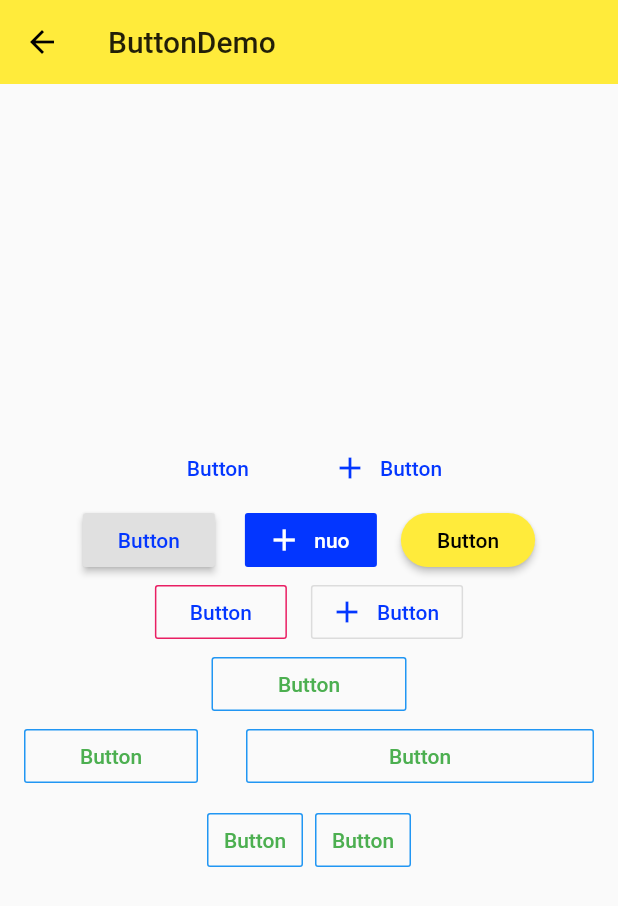
After one commit to symboll/all, a Flutter app: the MaterialComponents screen opened by its route, after a tap on "Button", on a phone screen of 412 x 824 dp. The commit adds this screen. Shown: the top 906 px of the screen. Run offline on Flutter 3.47's test engine with Material 2 defaults, Android fonts, the light colour scheme and no system bars.

Commit message:
feat: add material components

```diff
--- /dev/null
+++ b/lib/demo/components/button_demo.dart
@@ -0,0 +1,189 @@
+
+
+import 'package:flutter/cupertino.dart';
+import 'package:flutter/material.dart';
+
+class ButtonDemo extends StatelessWidget {
+  @override
+  Widget build(BuildContext context) {
+    return Scaffold(
+      appBar: AppBar(
+        title: Text('ButtonDemo'),
+        elevation: 0.0,
+      ),
+      body: Container(
+        padding: EdgeInsets.all(16.0),
+        child: Column(
+          mainAxisAlignment: MainAxisAlignment.center,
+          children: <Widget>[
+            Row(
+              mainAxisAlignment: MainAxisAlignment.center,
+              children: <Widget>[
+                FlatButton(
+                  onPressed: () {},
+                  child: Text('Button'),
+                  splashColor: Colors.black.withOpacity(0.3),
+                  textColor: Theme.of(context).accentColor
+                ),
+                SizedBox(width: 20.0),
+                FlatButton.icon(
+                  onPressed: () {},
+                  icon: Icon(Icons.add),
+                  label: Text('Button'),
+                  splashColor: Colors.black.withOpacity(0.3),
+                  textColor: Theme.of(context).accentColor
+                ),
+              ],
+            ),
+            Row(
+              mainAxisAlignment: MainAxisAlignment.center,
+              children: <Widget>[
+                RaisedButton(
+                  child: Text('Button'),
+                  onPressed: () {},
+                  splashColor: Colors.black.withOpacity(0.3),
+                  textColor: Theme.of(context).accentColor
+                ),
+                SizedBox(width: 20.0),
+                RaisedButton.icon(
+                  onPressed: () {},
+                  icon: Icon(Icons.add),
+                  label: Text('nuo'),
+                  splashColor: Colors.black.withOpacity(0.3),
+                  textColor: Colors.white,
+                  color: Theme.of(context).accentColor,
+                  elevation: 0.0,
+                ),
+                SizedBox(width: 16.0),
+                Theme(
+                  data: Theme.of(context).copyWith(
+                    buttonColor: Theme.of(context).accentColor,
+                    buttonTheme: ButtonThemeData(
+                      textTheme: ButtonTextTheme.primary,
+                      // shape: BeveledRectangleBorder(
+                      //   borderRadius: BorderRadius.circular(8.0)
+                      // )
+                      shape: StadiumBorder()
+                    )
+                  ),
+                  child:  RaisedButton(
+                    child: Text('Button'),
+                    onPressed: () {},
+                  )
+                )
+              ],
+            ),
+            Row(
+              mainAxisAlignment: MainAxisAlignment.center,
+              children: <Widget>[
+                OutlineButton(
+                  onPressed: () {},
+                  child: Text('Button'),
+                  borderSide: BorderSide(
+                    color: Colors.pink
+                  ),
+                  splashColor: Colors.black.withOpacity(0.3),
+                  textColor: Theme.of(context).accentColor,
+                  highlightedBorderColor: Colors.green,
+                ),
+                SizedBox(width: 16.0),
+                OutlineButton.icon(
+                  onPressed: () {},
+                  icon: Icon(Icons.add),
+                  label: Text('Button'),
+                  splashColor: Colors.black.withOpacity(0.3),
+                  textColor: Theme.of(context).accentColor
+                )
+              ],
+            ),
+            Row(
+              mainAxisAlignment: MainAxisAlignment.center,
+              children: <Widget>[
+                Container(
+                  width: 130.0,
+                  child: OutlineButton(
+                    onPressed: () {},
+                    child: Text('Button'),
+                    splashColor:Colors.red,
+                    borderSide: BorderSide(
+                      color: Colors.blue
+                    ),
+                    textColor: Colors.green,
+                    highlightedBorderColor: Colors.orange,
+                  ),
+                )
+              ],
+            ),
+            Row(
+              mainAxisAlignment: MainAxisAlignment.center,
+              children: <Widget>[
+                Expanded(
+                  child: OutlineButton(
+                    onPressed: () {},
+                    child: Text('Button'),
+                    splashColor:Colors.red,
+                    borderSide: BorderSide(
+                      color: Colors.blue
+                    ),
+                    textColor: Colors.green,
+                    highlightedBorderColor: Colors.orange,
+                  ),
+                ),
+                SizedBox(width: 32.0),
+                Expanded(
+                  flex: 2,
+                  child: OutlineButton(
+                    onPressed: () {},
+                    child: Text('Button'),
+                    splashColor:Colors.red,
+                    borderSide: BorderSide(
+                      color: Colors.blue
+                    ),
+                    textColor: Colors.green,
+                    highlightedBorderColor: Colors.orange,
+                  ),
+                )
+              ],
+            ),
+            Row(
+              mainAxisAlignment: MainAxisAlignment.center,
+              children: <Widget>[
+                Theme(
+                  data: Theme.of(context).copyWith(
+                    buttonTheme: ButtonThemeData(
+                      padding: EdgeInsets.symmetric(horizontal: 0.0)
+                    )
+                  ),
+                  child: ButtonBar(
+                    children: <Widget>[
+                      OutlineButton(
+                        onPressed: () {},
+                        child: Text('Button'),
+                        splashColor:Colors.red,
+                        borderSide: BorderSide(
+                          color: Colors.blue
+                        ),
+                        textColor: Colors.green,
+                        highlightedBorderColor: Colors.orange,
+                      ),
+                      OutlineButton(
+                        onPressed: () {},
+                        child: Text('Button'),
+                        splashColor:Colors.red,
+                        borderSide: BorderSide(
+                          color: Colors.blue
+                        ),
+                        textColor: Colors.green,
+                        highlightedBorderColor: Colors.orange,
+                      ),
+                    ],
+                  ),
+                )
+              ],
+            )
+          ],
+        ),
+      ),
+    );
+  }
+}
--- a/lib/demo/components/material_components.dart
+++ b/lib/demo/components/material_components.dart
@@ -1,4 +1,6 @@
 import 'package:flutter/material.dart';
+import 'popup_menu_button_demo.dart';
+import 'button_demo.dart';
 import 'floating_action_button_demo.dart';
 
 class MaterialComponents extends StatelessWidget {
@@ -14,6 +16,14 @@ class MaterialComponents extends StatelessWidget {
           ListItem(
             title: "FloatingActionButton",
             page: FloatingActionButtonDemo()
+          ),
+          ListItem(
+            title: "Button",
+            page: ButtonDemo()
+          ),
+          ListItem(
+            title: "PopupMenuButton",
+            page: PopupMenuButtonDemo()
           )
         ],
       )
--- a/lib/main.dart
+++ b/lib/main.dart
@@ -28,6 +28,7 @@ class App extends StatelessWidget {
       },
       theme: ThemeData(
         primarySwatch: Colors.yellow,
+        accentColor: Color.fromRGBO(3, 54, 255, 1.0)
         // highlightColor: Color.fromRGBO(255, 255, 255, 0.5)
         // splashColor: Colors.white70
       ),
```
Also changed, not shown: lib/demo/components/floating_action_button_demo.dart (+25 -22 lines), lib/demo/components/popup_menu_button_demo.dart (added, +46 -0 lines).
